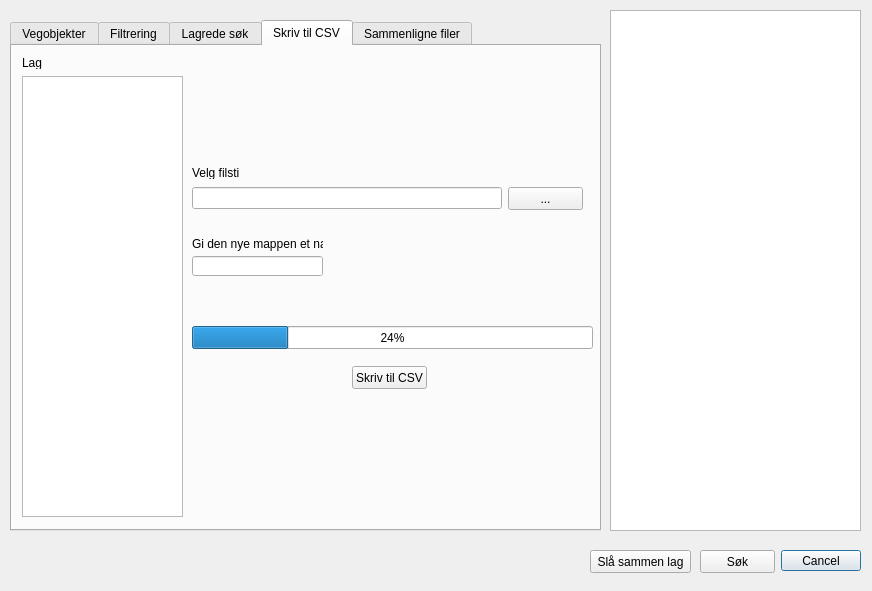
vtfk/NVDB-qgis-plugin, file nvdb_qgis_plugin_dialog_base.ui: the form before one commit.
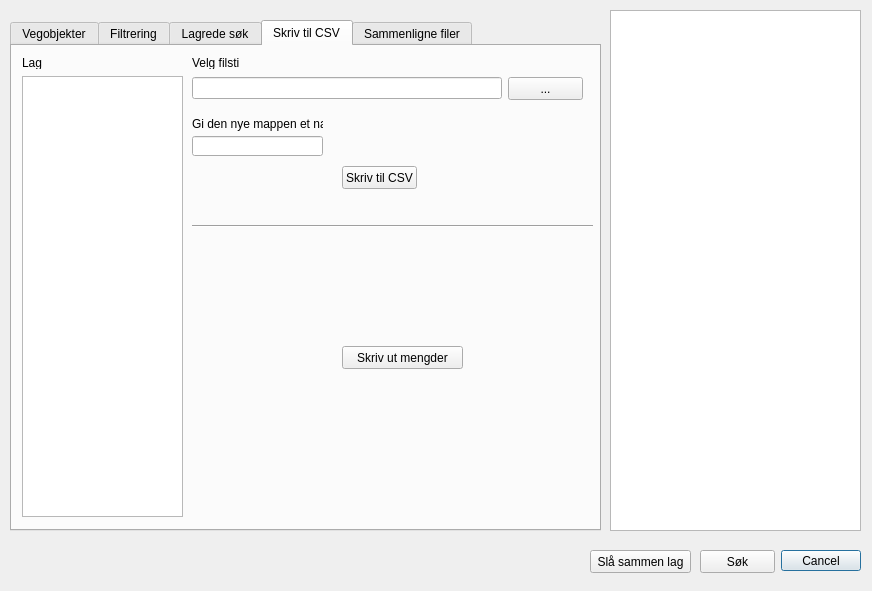
The form after the commit. The open tabs and pages were chosen to show the change.

Diff of the .ui file:
```diff
--- a/nvdb_qgis_plugin_dialog_base.ui
+++ b/nvdb_qgis_plugin_dialog_base.ui
@@ -498,7 +498,7 @@
      <property name="geometry">
       <rect>
        <x>180</x>
-       <y>140</y>
+       <y>30</y>
        <width>391</width>
        <height>25</height>
       </rect>
@@ -526,7 +526,7 @@
      <property name="geometry">
       <rect>
        <x>180</x>
-       <y>120</y>
+       <y>10</y>
        <width>47</width>
        <height>13</height>
       </rect>
@@ -535,24 +535,11 @@
       <string>Velg filsti</string>
      </property>
     </widget>
-    <widget class="QProgressBar" name="progressBar_export">
-     <property name="geometry">
-      <rect>
-       <x>180</x>
-       <y>280</y>
-       <width>401</width>
-       <height>23</height>
-      </rect>
-     </property>
-     <property name="value">
-      <number>24</number>
-     </property>
-    </widget>
     <widget class="QPushButton" name="skrivtilcsvButton">
      <property name="geometry">
       <rect>
-       <x>340</x>
-       <y>320</y>
+       <x>330</x>
+       <y>120</y>
        <width>75</width>
        <height>23</height>
       </rect>
@@ -575,7 +562,7 @@
      <property name="geometry">
       <rect>
        <x>180</x>
-       <y>210</y>
+       <y>90</y>
        <width>131</width>
        <height>20</height>
       </rect>
@@ -585,7 +572,7 @@
      <property name="geometry">
       <rect>
        <x>180</x>
-       <y>190</y>
+       <y>70</y>
        <width>131</width>
        <height>16</height>
       </rect>
@@ -594,6 +581,32 @@
       <string>Gi den nye mappen et navn</string>
      </property>
     </widget>
+    <widget class="Line" name="line_4">
+     <property name="geometry">
+      <rect>
+       <x>180</x>
+       <y>170</y>
+       <width>401</width>
+       <height>20</height>
+      </rect>
+     </property>
+     <property name="orientation">
+      <enum>Qt::Horizontal</enum>
+     </property>
+    </widget>
+    <widget class="QPushButton" name="mengdertilcsvButton">
+     <property name="geometry">
+      <rect>
+       <x>330</x>
+       <y>300</y>
+       <width>121</width>
+       <height>23</height>
+      </rect>
+     </property>
+     <property name="text">
+      <string>Skriv ut mengder</string>
+     </property>
+    </widget>
    </widget>
    <widget class="QWidget" name="tab_4">
     <attribute name="title">
```
Left out of the diff: 8 changed lines with no effect on the pictures.
